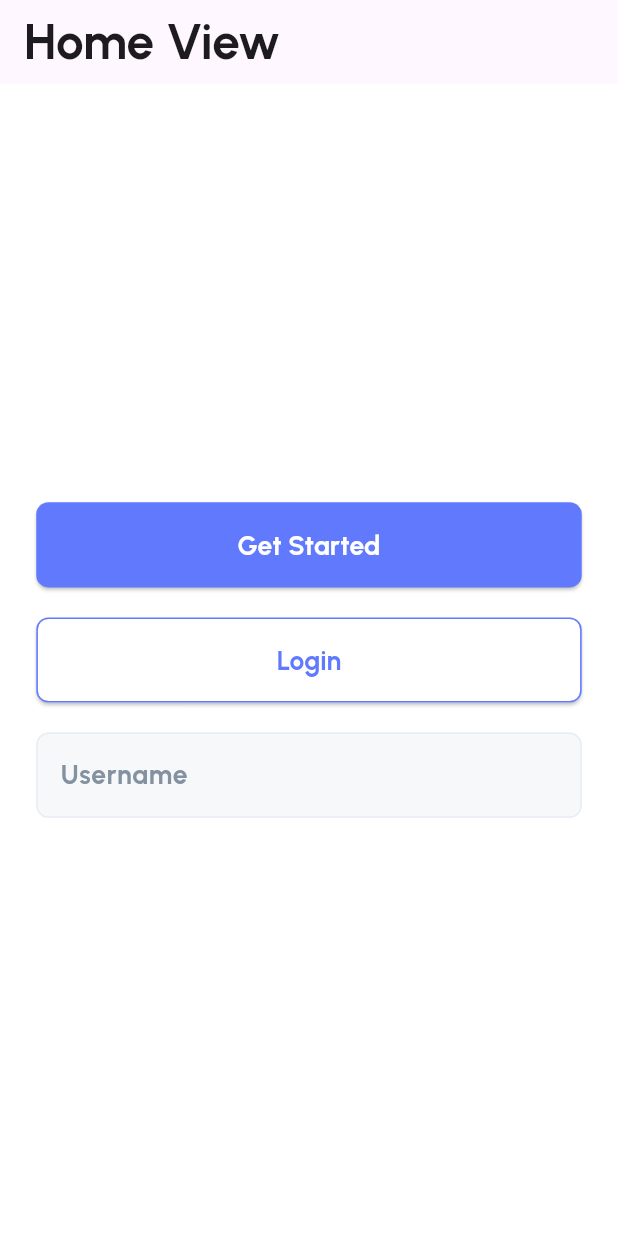
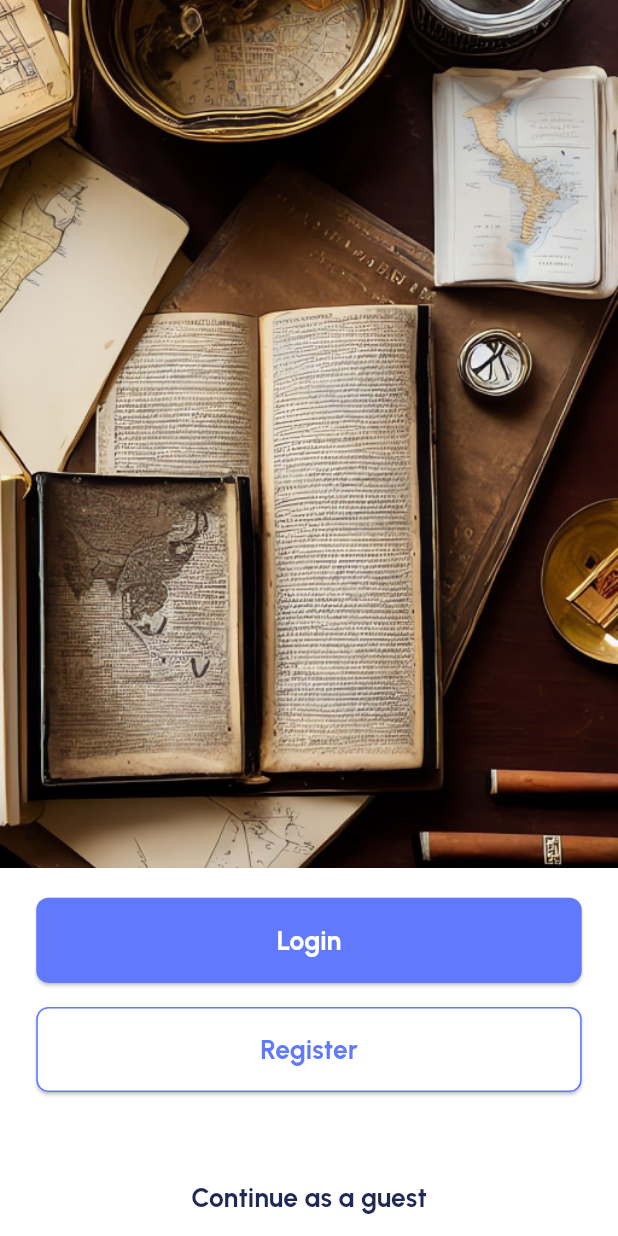
Before and after one commit to MoEhab74/finance_app, a Flutter app: the screen it shows after launch, on a phone screen of 412 x 824 dp. Run offline on Flutter 3.47's test engine with Material 3 defaults, Android fonts, the phone set to English and light mode, and no system bars; our stand-ins replace flutter_screenutil.

Commit message:
Finish OnBoardingView

```diff
--- a/lib/main.dart
+++ b/lib/main.dart
@@ -23,7 +23,7 @@ class MyApp extends StatelessWidget {
         );
       },
       designSize: const Size(375, 812),
-      child: const HomeView(),
+      child: const OnBoardingView(),
     );
   }
 }
--- a/lib/views/home_view.dart
+++ b/lib/views/home_view.dart
@@ -1,30 +1,43 @@
+import 'package:finance_app/core/styling/app_colors.dart';
 import 'package:finance_app/core/widgets/primary_button_widget.dart';
 import 'package:finance_app/core/widgets/primary_outlined_button_widget.dart';
-import 'package:finance_app/core/widgets/primary_text_form_field.dart';
 import 'package:flutter/material.dart';
+import 'package:flutter_screenutil/flutter_screenutil.dart';
 
-class HomeView extends StatelessWidget {
-  const HomeView({super.key});
+class OnBoardingView extends StatelessWidget {
+  const OnBoardingView({super.key});
 
   @override
   Widget build(BuildContext context) {
     return Scaffold(
-      appBar: AppBar(title: const Text('Home View')),
-      body: Column(
-        mainAxisAlignment: MainAxisAlignment.center,
-        children: [
-          Center(
-            child: AppButton(onPressed: () {}, text: 'Get Started'),
-          ),
-          const SizedBox(height: 20),
-          PrimaryOutLinedButton(text: 'Login', onPressed: () {}),
-          const SizedBox(height: 20),
-          AppTextFormField(
-            hintText: 'Username',
-            // isPassword: true,
-            // obscureText: true,
-          ),
-        ],
+      body: SingleChildScrollView(
+        child: Column(
+          // mainAxisAlignment: MainAxisAlignment.center,
+          children: [
+            Image.asset(
+              'assets/images/on_boarding.png',
+              width: 375.w,
+              height: 570.h,
+              fit: BoxFit.cover,
+            ),
+            const SizedBox(height: 20),
+            AppButton(text: 'Login', onPressed: () {}),
+            const SizedBox(height: 16),
+            PrimaryOutLinedButton(text: 'Register', onPressed: () {}),
+            const SizedBox(height: 46),
+            TextButton(
+              onPressed: () {},
+              child: Text(
+                'Continue as a guest',
+                style: TextStyle(
+                  color: AppColors.onSurfaceColor,
+                  fontSize: 16.sp,
+                  fontWeight: FontWeight.w700,
+                ),
+              ),
+            ),
+          ],
+        ),
       ),
     );
   }
```
Also changed, not shown: assets/images/on_boarding.png (added).
